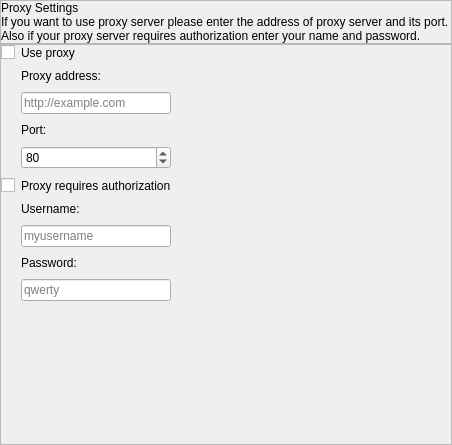
This is seospider/ui/proxy_settings_widget.ui in andrascii/RiveSolutions_SEO_Spider as Qt 5 draws it before an edit. The edited form follows.
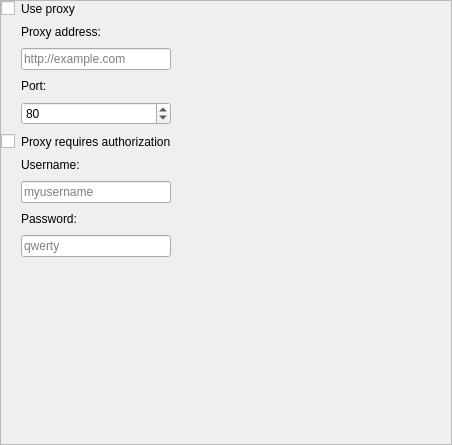
This is the edited form.

What changed in the file:
```diff
--- a/seospider/ui/proxy_settings_widget.ui
+++ b/seospider/ui/proxy_settings_widget.ui
@@ -29,66 +29,6 @@
    <property name="bottomMargin">
     <number>0</number>
    </property>
-   <item>
-    <widget class="QFrame" name="headerFrame">
-     <property name="minimumSize">
-      <size>
-       <width>0</width>
-       <height>0</height>
-      </size>
-     </property>
-     <property name="maximumSize">
-      <size>
-       <width>16777215</width>
-       <height>16777215</height>
-      </size>
-     </property>
-     <property name="frameShape">
-      <enum>QFrame::StyledPanel</enum>
-     </property>
-     <property name="frameShadow">
-      <enum>QFrame::Raised</enum>
-     </property>
-     <layout class="QVBoxLayout" name="verticalLayout_6">
-      <property name="spacing">
-       <number>0</number>
-      </property>
-      <property name="leftMargin">
-       <number>0</number>
-      </property>
-      <property name="topMargin">
-       <number>0</number>
-      </property>
-      <property name="rightMargin">
-       <number>0</number>
-      </property>
-      <property name="bottomMargin">
-       <number>0</number>
-      </property>
-      <item>
-       <layout class="QVBoxLayout" name="verticalLayout_5">
-        <item>
-         <widget class="QLabel" name="headerName">
-          <property name="text">
-           <string>Proxy Settings</string>
-          </property>
-         </widget>
-        </item>
-        <item>
-         <widget class="QLabel" name="text">
-          <property name="text">
-           <string>If you want to use proxy server please enter the address of proxy server and its port. Also if your proxy server requires authorization enter your name and password.</string>
-          </property>
-          <property name="wordWrap">
-           <bool>true</bool>
-          </property>
-         </widget>
-        </item>
-       </layout>
-      </item>
-     </layout>
-    </widget>
-   </item>
    <item>
     <widget class="QFrame" name="settingsFrame">
      <property name="frameShape">
```
